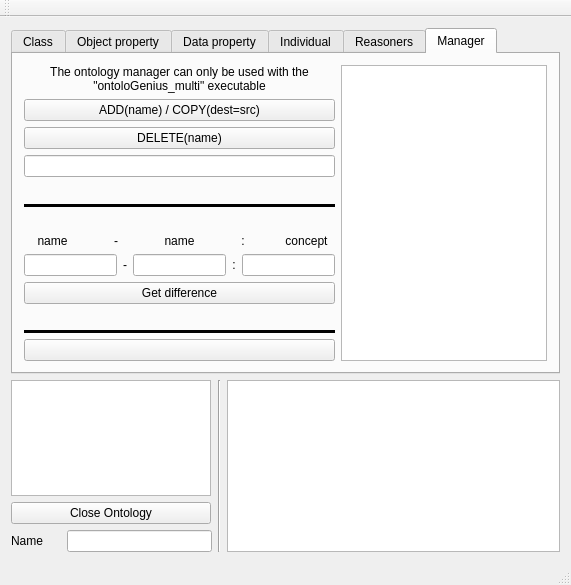
Above: ui/ontologui.ui from sarthou/ontologenius before the change. Below: the same form after it.
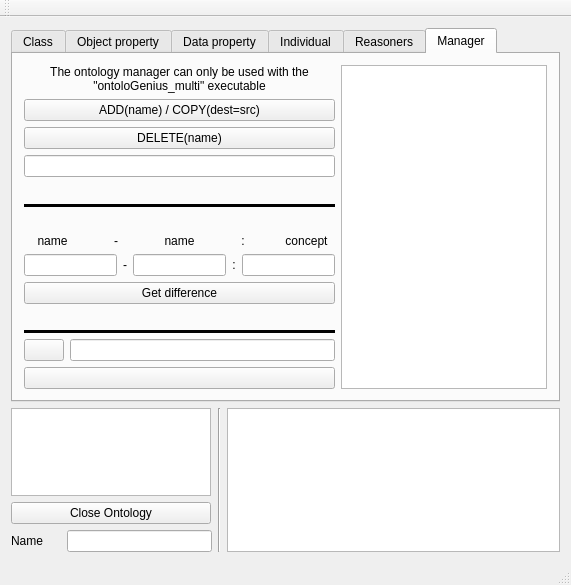
That is the form after the change. The open tabs and pages were chosen to show the change. Icons and pictures are not drawn. Custom widgets are drawn as their Qt base class.

Diff of the .ui file:
```diff
--- a/ui/ontologui.ui
+++ b/ui/ontologui.ui
@@ -1319,6 +1319,33 @@
             </widget>
            </item>
 
+           <item>
+             <layout class="QHBoxLayout" name="horizontalLayout_29">
+
+               <item>
+                 <widget class="QPushButtonExtended" name="SaveButton">
+                   <property name="geometry">
+                    <rect>
+                     <width>20</width>
+                     <height>20</height>
+                    </rect>
+                   </property>
+                   <property name="icon">
+                    <iconset>
+                     <activeon>:/darkstyle/icon_save.png</activeon>
+                    </iconset>
+                   </property>
+                  </widget>
+               </item>
+
+               <item>
+                <widget class="QLineEdit" name="OntologSavePath">
+                 </widget>
+               </item>
+
+             </layout>
+           </item>
+
           <item>
             <widget class="QPushButtonExtended" name="RefreshButton">
               <property name="geometry">
```
